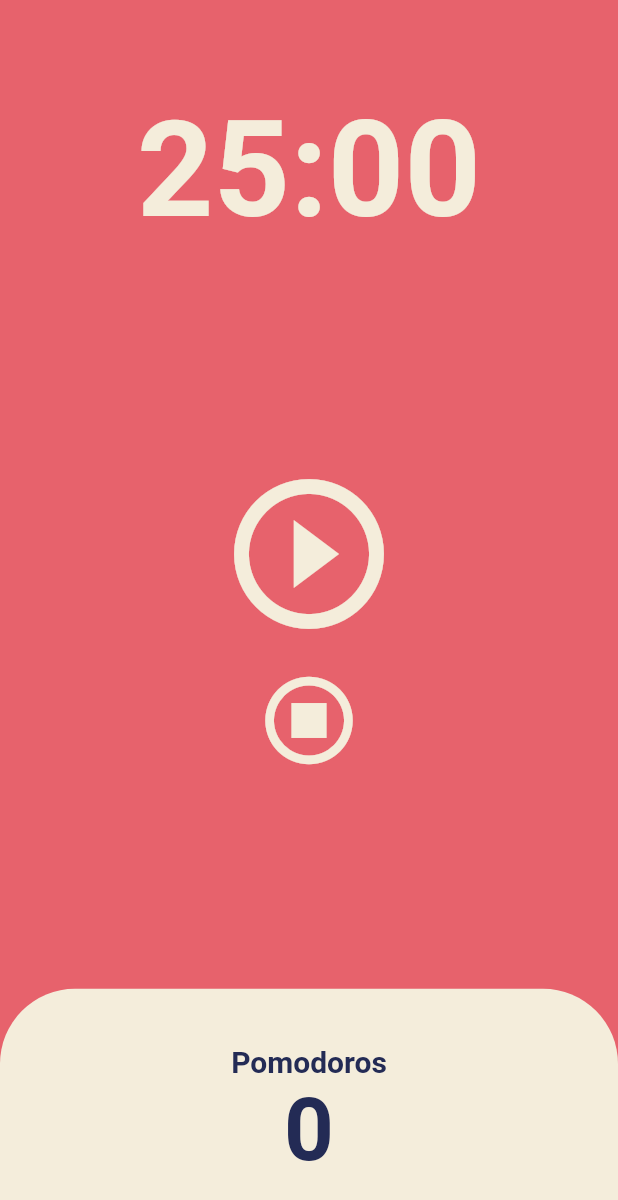
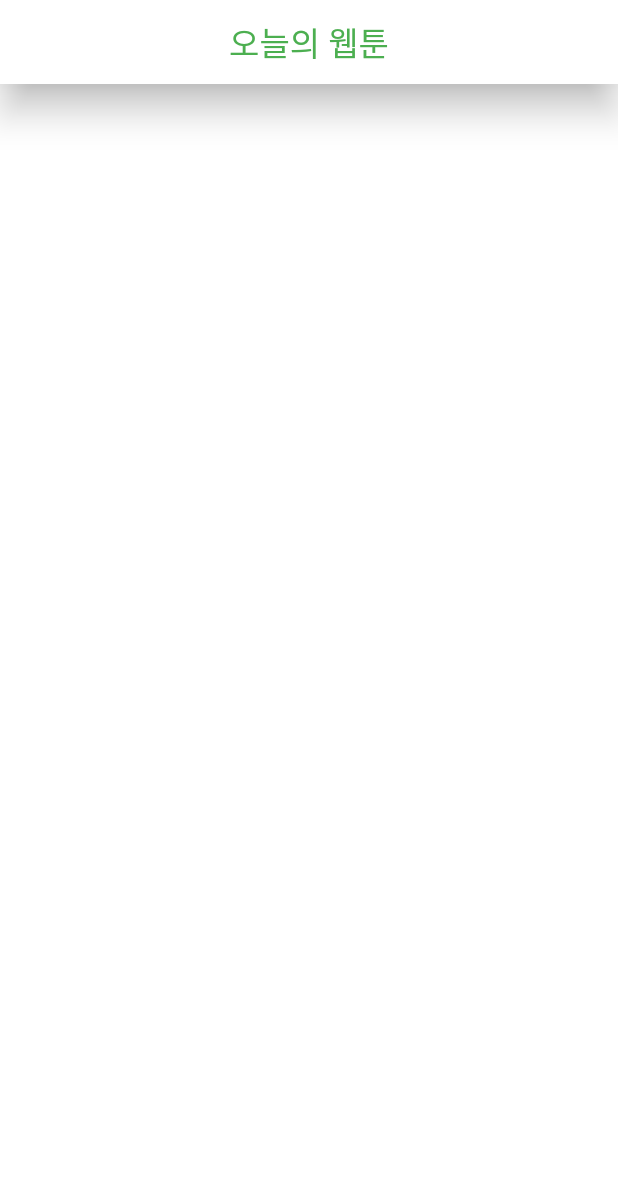
Before and after one commit to HonkenPark/flutter_study_toonflix, a Flutter app: the screen it shows after launch, on a phone screen of 412 x 824 dp. Shown: the top 1200 px of the screen. Run offline on Flutter 3.47's test engine with Material 2 defaults, Android fonts, the phone set to English and light mode, and no system bars.

Commit message:
FEAT(wetoon): Set up the screen
Setup First Screen

```diff
--- a/lib/main.dart
+++ b/lib/main.dart
@@ -10,18 +10,8 @@ class App extends StatelessWidget {
 
   @override
   Widget build(BuildContext context) {
-    return MaterialApp(
-      theme: ThemeData(
-        colorScheme:
-            ColorScheme.fromSwatch(backgroundColor: const Color(0xFFE7626C)),
-        textTheme: const TextTheme(
-          displayLarge: TextStyle(
-            color: Color(0xFF232B55),
-          ),
-        ),
-        cardColor: const Color(0xFFF4EDDB),
-      ),
-      home: const HomeScreen(),
+    return const MaterialApp(
+      home: HomeScreen(),
     );
   }
 }
--- a/lib/screens/home_screen.dart
+++ b/lib/screens/home_screen.dart
@@ -1,145 +1,26 @@
-import 'dart:async';
 import 'package:flutter/material.dart';
 
-class HomeScreen extends StatefulWidget {
+const backend_url = 'https://webtoon-crawler.nomadcoders.workers.dev/';
+
+class HomeScreen extends StatelessWidget {
   const HomeScreen({super.key});
-
-  @override
-  State<HomeScreen> createState() => _HomeScreenState();
-}
-
-class _HomeScreenState extends State<HomeScreen> {
-  static const countMax = 1500;
-  int pomodoroCount = 0;
-  int totalSeconds = countMax;
-  bool isRunning = false;
-  late Timer timer;
-
-  void onTick(Timer asdf) {
-    setState(() {
-      totalSeconds -= 1;
-    });
-    if (totalSeconds == 0) {
-      timer.cancel();
-      setState(() {
-        totalSeconds = countMax;
-        isRunning = false;
-        pomodoroCount += 1;
-      });
-    }
-  }
-
-  void onStartPressed() {
-    setState(() {
-      isRunning = true;
-    });
-    timer = Timer.periodic(const Duration(seconds: 1), onTick);
-  }
-
-  void onPausePressed() {
-    timer.cancel();
-    setState(() {
-      isRunning = false;
-    });
-  }
-
-  void onStopPressed() {
-    timer.cancel();
-    setState(() {
-      isRunning = false;
-      totalSeconds = countMax;
-    });
-  }
-
-  String format(int seconds) {
-    var duration = Duration(seconds: seconds);
-    return duration.toString().split(".").first.substring(2, 7);
-  }
 
   @override
   Widget build(BuildContext context) {
     return Scaffold(
-      backgroundColor: Theme.of(context).colorScheme.background,
-      body: Column(
-        children: [
-          Flexible(
-            flex: 1,
-            child: Container(
-              alignment: Alignment.bottomCenter,
-              child: Text(
-                format(totalSeconds),
-                style: TextStyle(
-                  color: Theme.of(context).cardColor,
-                  fontSize: 89,
-                  fontWeight: FontWeight.w600,
-                ),
-              ),
-            ),
+      backgroundColor: Colors.white,
+      appBar: AppBar(
+        centerTitle: true,
+        title: const Text(
+          '오늘의 웹툰',
+          style: TextStyle(
+            fontSize: 22,
+            fontWeight: FontWeight.w400,
           ),
-          Flexible(
-            flex: 3,
-            child: Column(
-              mainAxisAlignment: MainAxisAlignment.center,
-              children: [
-                IconButton(
-                  onPressed: isRunning ? onPausePressed : onStartPressed,
-                  icon: Icon(isRunning
-                      ? Icons.pause_circle_outlined
-                      : Icons.play_circle_outline),
-                  iconSize: 120,
-                  color: Theme.of(context).cardColor,
-                ),
-                IconButton(
-                  onPressed: onStopPressed,
-                  icon: const Icon(Icons.stop_circle_outlined),
-                  iconSize: 70,
-                  color: Theme.of(context).cardColor,
-                ),
-              ],
-            ),
-          ),
-          Flexible(
-            flex: 1,
-            child: Row(
-              children: [
-                Expanded(
-                  child: Container(
-                    decoration: BoxDecoration(
-                      color: Theme.of(context).cardColor,
-                      borderRadius: const BorderRadius.only(
-                        topLeft: Radius.circular(50),
-                        topRight: Radius.circular(50),
-                      ),
-                    ),
-                    child: Column(
-                      mainAxisAlignment: MainAxisAlignment.center,
-                      children: [
-                        Text(
-                          'Pomodoros',
-                          style: TextStyle(
-                            fontSize: 20,
-                            fontWeight: FontWeight.w600,
-                            color:
-                                Theme.of(context).textTheme.displayLarge!.color,
-                          ),
-                        ),
-                        Text(
-                          '$pomodoroCount',
-                          style: TextStyle(
-                            fontSize: 58,
-                            fontWeight: FontWeight.w600,
-                            color:
-                                Theme.of(context).textTheme.displayLarge!.color,
-                          ),
-                        ),
-                      ],
-                    ),
-                  ),
-                ),
-              ],
-            ),
-          ),
-        ],
+        ),
+        backgroundColor: Colors.white,
+        foregroundColor: Colors.green,
+        elevation: 10,
       ),
     );
   }
```
Also changed, not shown: 2 other files.
